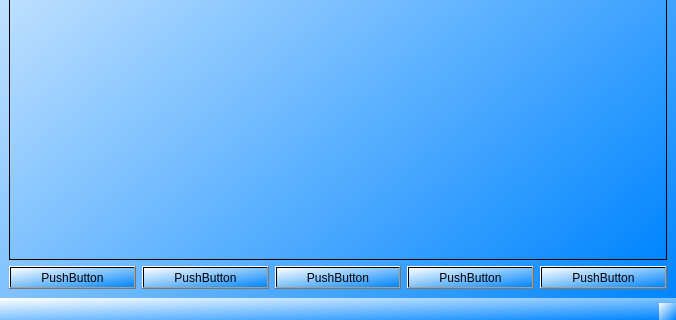
The window that untitled.ui (karbovskiy11/Kadri) describes before a commit, drawn with Qt 5; both pictures show x 0 to 676 and y 316 to 636 of the 676 by 636 pixel window.
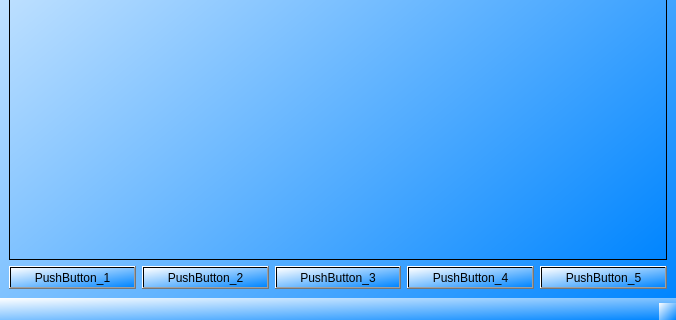
The same window after the commit.

Commit message: Create main

```diff
--- a/untitled.ui
+++ b/untitled.ui
@@ -39,9 +39,23 @@
       <item>
        <layout class="QHBoxLayout" name="horizontalLayout">
         <item>
-         <widget class="QPushButton" name="pushButton_5">
+         <widget class="QPushButton" name="pushButton_1">
           <property name="text">
-           <string>PushButton</string>
+           <string>PushButton_1</string>
+          </property>
+         </widget>
+        </item>
+        <item>
+         <widget class="QPushButton" name="pushButton_2">
+          <property name="text">
+           <string>PushButton_2</string>
+          </property>
+         </widget>
+        </item>
+        <item>
+         <widget class="QPushButton" name="pushButton_3">
+          <property name="text">
+           <string>PushButton_3</string>
           </property>
          </widget>
         </item>
@@ -54,28 +68,14 @@
            </sizepolicy>
           </property>
           <property name="text">
-           <string>PushButton</string>
+           <string>PushButton_4</string>
           </property>
          </widget>
         </item>
         <item>
-         <widget class="QPushButton" name="pushButton">
+         <widget class="QPushButton" name="pushButton_5">
           <property name="text">
-           <string>PushButton</string>
-          </property>
-         </widget>
-        </item>
-        <item>
-         <widget class="QPushButton" name="pushButton_2">
-          <property name="text">
-           <string>PushButton</string>
-          </property>
-         </widget>
-        </item>
-        <item>
-         <widget class="QPushButton" name="pushButton_3">
-          <property name="text">
-           <string>PushButton</string>
+           <string>PushButton_5</string>
           </property>
          </widget>
         </item>
```
The commit also changes 1 other file.
